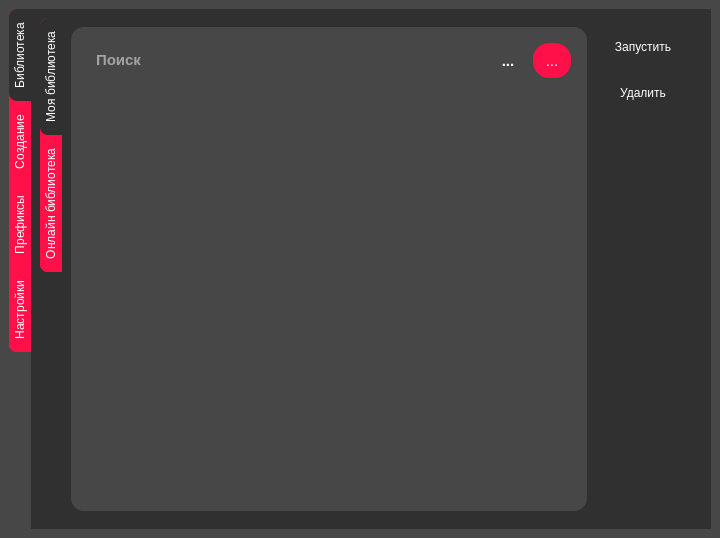
Old version of the form code_files/untitled.ui in the repository magiclinuxoid/GamesForLinux.
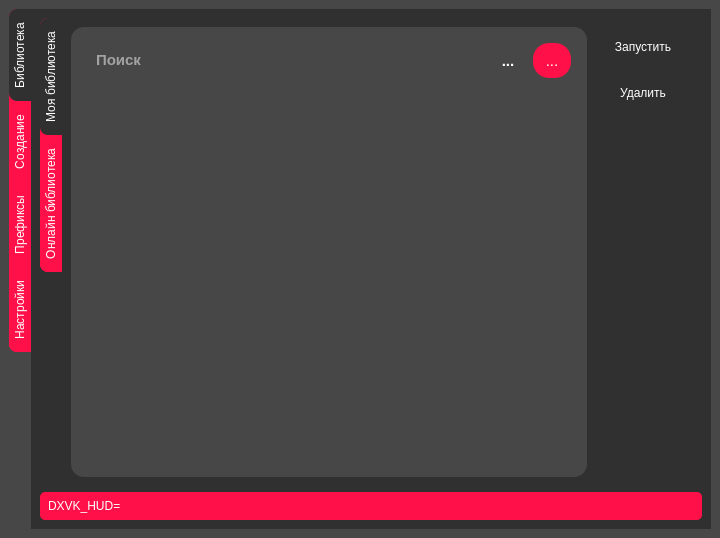
New version of the form. Icons and pictures are not drawn.

Commit message: v 0.20 добавление шрифта, испрвление багов,добавление деинталятора, dxvk_hud добавлен

```diff
--- a/code_files/untitled.ui
+++ b/code_files/untitled.ui
@@ -1682,6 +1682,22 @@
           </widget>
          </widget>
         </item>
+        <item row="1" column="1">
+         <widget class="QLineEdit" name="lineEdit_5">
+          <property name="styleSheet">
+           <string notr="true">border-width: 1px;        
+background-color: rgb(255, 16, 72);
+border-radius:5px;
+border:none;
+font: 14pt &quot;Franxurter Totally&quot;;
+padding:6px;
+color: rgb(255, 255, 255);font: 14pt &quot;Franxurter Totally&quot;;</string>
+          </property>
+          <property name="text">
+           <string>DXVK_HUD=</string>
+          </property>
+         </widget>
+        </item>
        </layout>
       </widget>
       <widget class="QWidget" name="createprefix">
```
Left out of the diff: 170 changed lines with no effect on the pictures. The commit also changes 6 other files.
